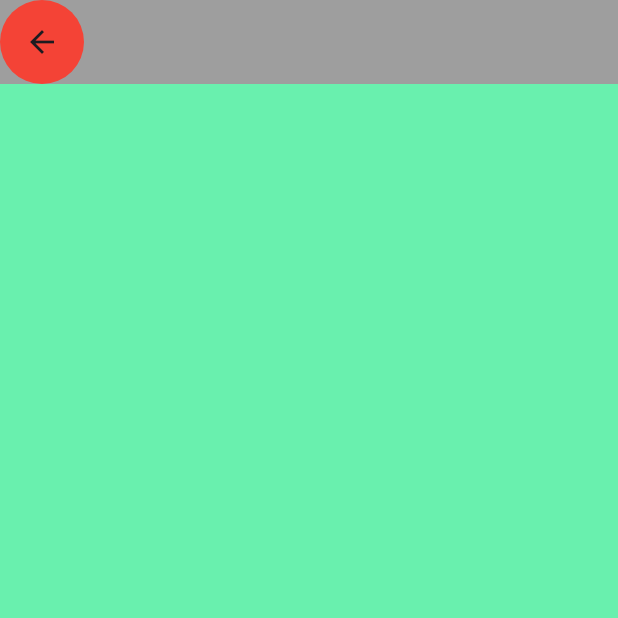
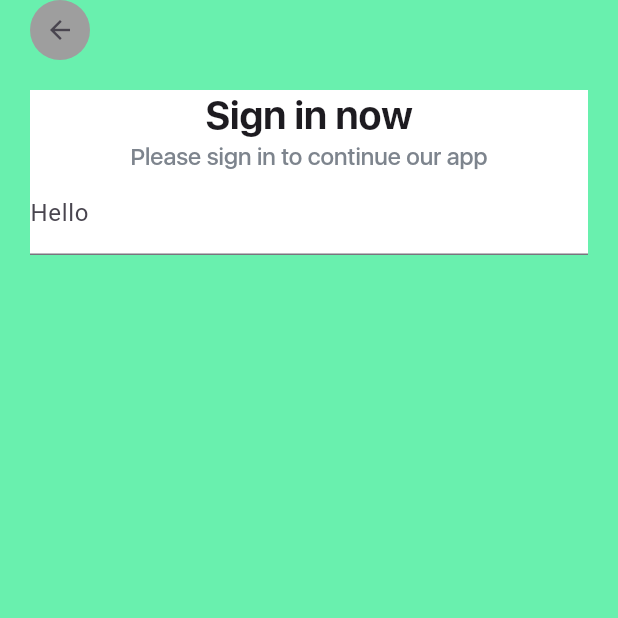
Before and after one commit to JantsoJant/travel_app, a Flutter app: the screen it shows after launch, on a phone screen of 412 x 824 dp, the top half of it. Run offline on Flutter 3.47's test engine with Material 3 defaults, Android fonts, the phone set to English and light mode, and no system bars; our stand-ins replace flutter_svg, smooth_page_indicator; project files that could hold a hidden picture were left out.

Commit message:
Update sign_in.dart

```diff
--- a/lib/sign_in.dart
+++ b/lib/sign_in.dart
@@ -13,35 +13,59 @@ class _SignInScreenState extends State<SignInScreen>{
     double screenWidth = MediaQuery.of(context).size.width;
     double screenHeight = MediaQuery.of(context).size.height;
     return Scaffold(
-      appBar: AppBar(
-        backgroundColor: Colors.grey,
-        leading: Container(
-          width: 10,
-          height: 10,
-          decoration: BoxDecoration(
-            borderRadius: BorderRadius.circular(50),
-            color: Colors.red,
-          ),
-          child: IconButton(
-              onPressed: (){},
-              icon: Icon(Icons.arrow_back),
-          ),
-        ),
-      ),
       body: Container(
         color: Colors.greenAccent,
         width: screenWidth,
         height: screenHeight,
         padding: EdgeInsets.fromLTRB(20, 0, 20, 10),
         child: Column(
+          crossAxisAlignment: CrossAxisAlignment.start,
           children: [
             Container(
-              width: 10,
-              height: 10,
+              width: 40,
+              height: 40,
               decoration: BoxDecoration(
+                color: Colors.grey,
                 borderRadius: BorderRadius.circular(100),
               ),
+              child: IconButton(onPressed: (){}, icon: Icon(Icons.arrow_back,size: 20,))
+            ),
+            SizedBox(height: 20,),
+            Container(
+              color: Colors.white,
+              child: Center(
+                child: Column(
+                  children: [
+                    Text(
+                      "Sign in now",
+                      style: TextStyle(
+                        fontFamily: "SUDisplay",
+                        fontSize: 26,
+                        fontWeight: FontWeight.w700,
+                        height: 34/26,
+                        letterSpacing: 0,
+                      ),
+                    ),
+                    Text(
+                      "Please sign in to continue our app",
+                      style: TextStyle(
+                        color: Color(0xFF7D848D),
+                        fontFamily: "SUDisplay",
+                        fontWeight: FontWeight.w300,
+                        fontSize: 16,
+                        height: 20/16,
+                        letterSpacing: 0,
+                      ),
+                    ),
+                    TextField(
+                      decoration: InputDecoration(
+                        labelText: "Hello",
 
+                      )
+                    )
+                  ],
+                )
+              ),
             )
           ],
         ),
```
